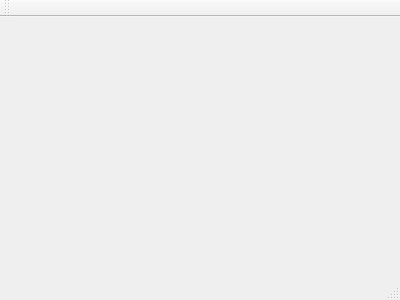
This is mainwindowForm.ui in fmadhi/TestQT1 as Qt 5 draws it before an edit. The edited form follows.
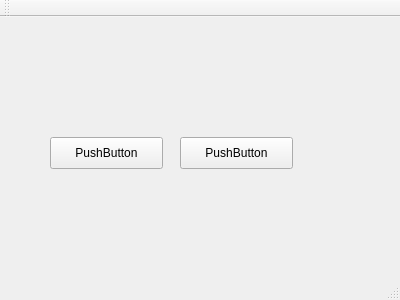
This is the edited form.

Commit message: Added Close and Open bottom to the Ui

```diff
--- a/mainwindowForm.ui
+++ b/mainwindowForm.ui
@@ -12,13 +12,55 @@
   <property name="windowTitle" >
    <string>MainWindow</string>
   </property>
-  <widget class="QMenuBar" name="menuBar" />
-  <widget class="QToolBar" name="mainToolBar" />
-  <widget class="QWidget" name="centralWidget" />
-  <widget class="QStatusBar" name="statusBar" />
+  <widget class="QWidget" name="centralWidget">
+   <widget class="QPushButton" name="qOpenBottom">
+    <property name="geometry">
+     <rect>
+      <x>50</x>
+      <y>120</y>
+      <width>113</width>
+      <height>32</height>
+     </rect>
+    </property>
+    <property name="text">
+     <string>PushButton</string>
+    </property>
+   </widget>
+   <widget class="QPushButton" name="qCloseBottom">
+    <property name="geometry">
+     <rect>
+      <x>180</x>
+      <y>120</y>
+      <width>113</width>
+      <height>32</height>
+     </rect>
+    </property>
+    <property name="text">
+     <string>PushButton</string>
+    </property>
+   </widget>
+  </widget>
+  <widget class="QMenuBar" name="menuBar">
+   <property name="geometry">
+    <rect>
+     <x>0</x>
+     <y>0</y>
+     <width>400</width>
+     <height>22</height>
+    </rect>
+   </property>
+  </widget>
+  <widget class="QToolBar" name="mainToolBar">
+   <attribute name="toolBarArea">
+    <enum>TopToolBarArea</enum>
+   </attribute>
+   <attribute name="toolBarBreak">
+    <bool>false</bool>
+   </attribute>
+  </widget>
+  <widget class="QStatusBar" name="statusBar"/>
  </widget>
- <layoutDefault spacing="6" margin="11" />
- <pixmapfunction></pixmapfunction>
+ <layoutdefault spacing="6" margin="11"/>
  <resources/>
  <connections/>
 </ui>
```
Left out of the diff: 26 changed lines with no effect on the pictures. The commit also changes 2 other files.
